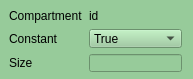
Old version of the form src/igameUiMort/ItemDataSetting.ui in the repository jkdirac/igame.
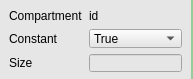
New version of the form.

```diff
--- a/src/igameUiMort/ItemDataSetting.ui
+++ b/src/igameUiMort/ItemDataSetting.ui
@@ -28,6 +28,9 @@
    <property name="acceptDrops">
     <bool>false</bool>
    </property>
+   <property name="styleSheet">
+    <string notr="true">background-color: rgb(230, 230, 230);</string>
+   </property>
    <layout class="QFormLayout" name="formLayout">
     <property name="fieldGrowthPolicy">
      <enum>QFormLayout::AllNonFixedFieldsGrow</enum>
```
Left out of the diff: 4 changed lines with no effect on the pictures.
